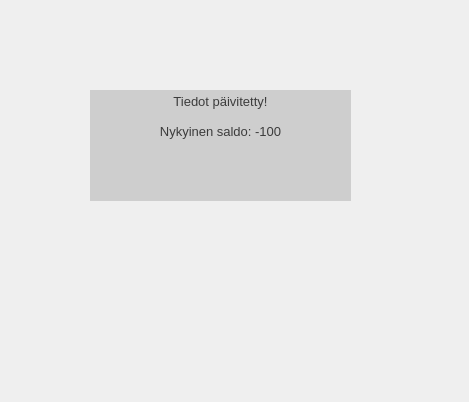
This is proto-pyqt/balance.ui in JoonasMagnusson/Naamakahvi as Qt 5 draws it before an edit. The edited form follows.
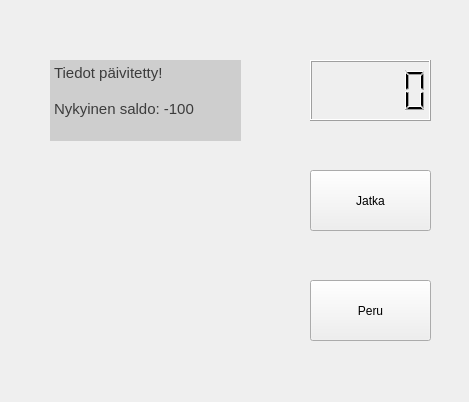
This is the edited form.

Commit message: Added buttons and lcd number to balance window

```diff
--- a/proto-pyqt/balance.ui
+++ b/proto-pyqt/balance.ui
@@ -16,10 +16,10 @@
   <widget class="QTextEdit" name="infoField">
    <property name="geometry">
     <rect>
-     <x>90</x>
-     <y>90</y>
-     <width>261</width>
-     <height>111</height>
+     <x>50</x>
+     <y>60</y>
+     <width>191</width>
+     <height>81</height>
     </rect>
    </property>
    <property name="palette">
@@ -154,9 +154,45 @@
 &lt;html&gt;&lt;head&gt;&lt;meta name=&quot;qrichtext&quot; content=&quot;1&quot; /&gt;&lt;style type=&quot;text/css&quot;&gt;
 p, li { white-space: pre-wrap; }
 &lt;/style&gt;&lt;/head&gt;&lt;body style=&quot; font-family:'Droid Sans'; font-size:10pt; font-weight:400; font-style:normal;&quot;&gt;
-&lt;p align=&quot;center&quot; style=&quot; margin-top:0px; margin-bottom:0px; margin-left:0px; margin-right:0px; -qt-block-indent:0; text-indent:0px;&quot;&gt;Tiedot päivitetty!&lt;/p&gt;
-&lt;p align=&quot;center&quot; style=&quot;-qt-paragraph-type:empty; margin-top:0px; margin-bottom:0px; margin-left:0px; margin-right:0px; -qt-block-indent:0; text-indent:0px;&quot;&gt;&lt;br /&gt;&lt;/p&gt;
-&lt;p align=&quot;center&quot; style=&quot; margin-top:0px; margin-bottom:0px; margin-left:0px; margin-right:0px; -qt-block-indent:0; text-indent:0px;&quot;&gt;Nykyinen saldo: -100&lt;/p&gt;&lt;/body&gt;&lt;/html&gt;</string>
+&lt;p style=&quot; margin-top:0px; margin-bottom:0px; margin-left:0px; margin-right:0px; -qt-block-indent:0; text-indent:0px;&quot;&gt;&lt;span style=&quot; font-size:11pt;&quot;&gt;Tiedot päivitetty!&lt;/span&gt;&lt;/p&gt;
+&lt;p style=&quot;-qt-paragraph-type:empty; margin-top:0px; margin-bottom:0px; margin-left:0px; margin-right:0px; -qt-block-indent:0; text-indent:0px; font-size:11pt;&quot;&gt;&lt;br /&gt;&lt;/p&gt;
+&lt;p style=&quot; margin-top:0px; margin-bottom:0px; margin-left:0px; margin-right:0px; -qt-block-indent:0; text-indent:0px;&quot;&gt;&lt;span style=&quot; font-size:11pt;&quot;&gt;Nykyinen saldo: -100&lt;/span&gt;&lt;/p&gt;&lt;/body&gt;&lt;/html&gt;</string>
+   </property>
+  </widget>
+  <widget class="QLCDNumber" name="timer">
+   <property name="geometry">
+    <rect>
+     <x>310</x>
+     <y>60</y>
+     <width>121</width>
+     <height>61</height>
+    </rect>
+   </property>
+  </widget>
+  <widget class="QPushButton" name="cancelBtn">
+   <property name="geometry">
+    <rect>
+     <x>310</x>
+     <y>280</y>
+     <width>121</width>
+     <height>61</height>
+    </rect>
+   </property>
+   <property name="text">
+    <string>Peru</string>
+   </property>
+  </widget>
+  <widget class="QPushButton" name="continueBtn">
+   <property name="geometry">
+    <rect>
+     <x>310</x>
+     <y>170</y>
+     <width>121</width>
+     <height>61</height>
+    </rect>
+   </property>
+   <property name="text">
+    <string>Jatka</string>
    </property>
   </widget>
  </widget>
```
